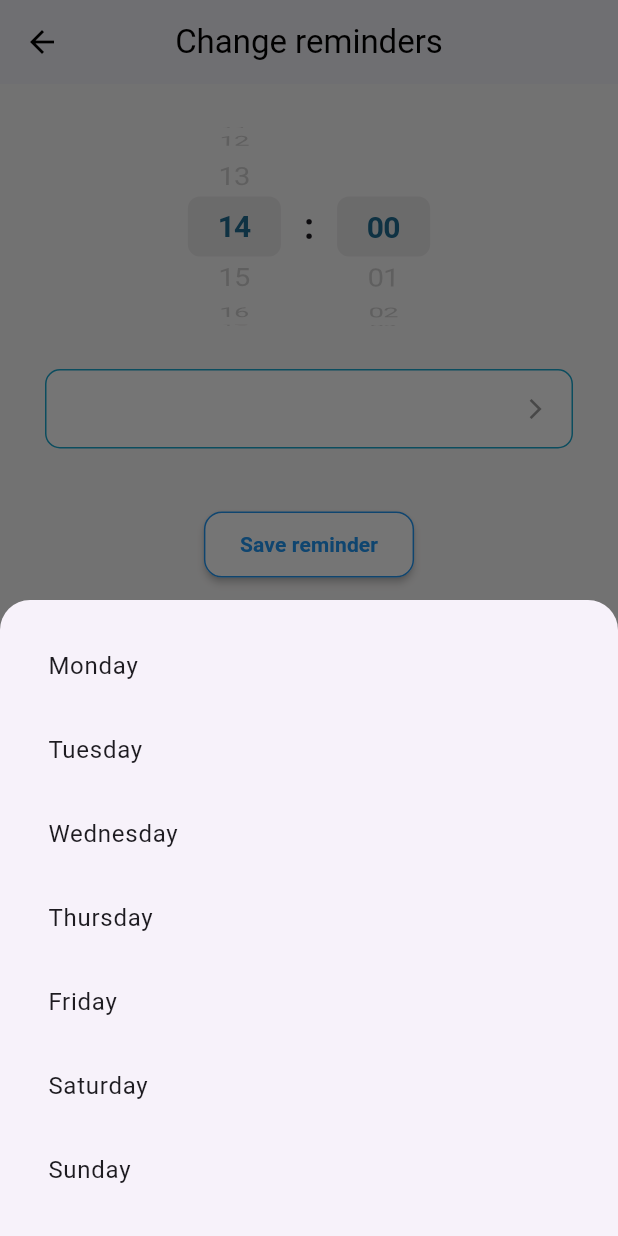
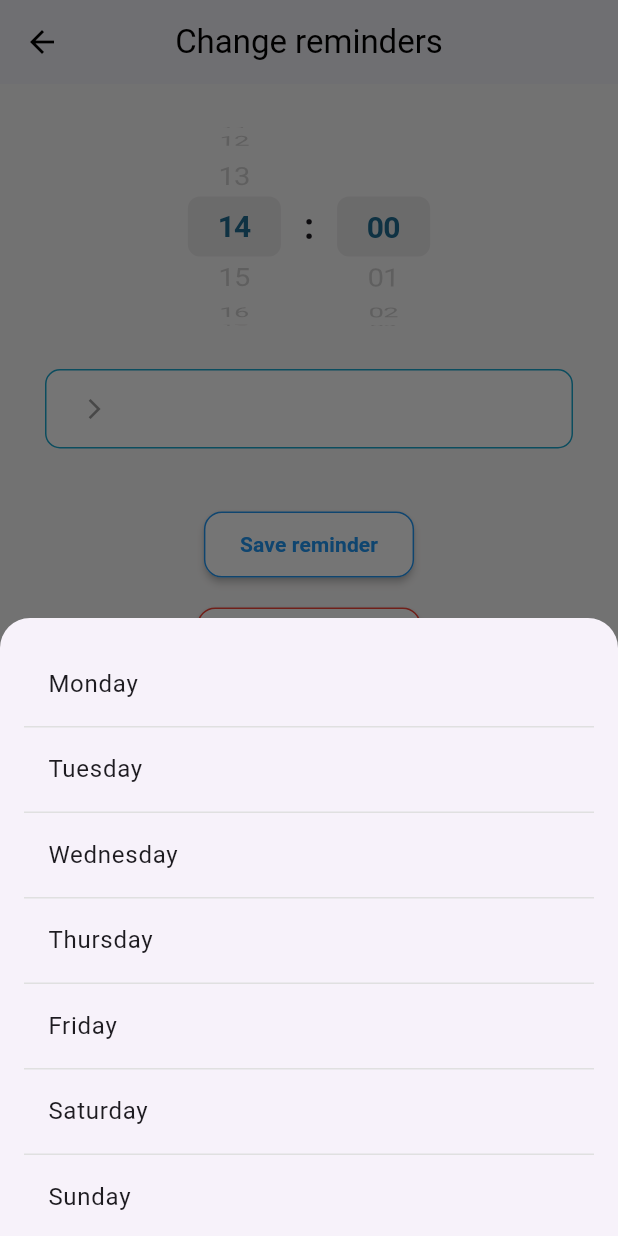
Before and after one commit to TanPhat0507/water_reminder, a Flutter app: the ReminderSettingPage screen opened directly with empty values, scrolled down 576 dp, after a tap on the "arrow forward ios" icon, on a phone screen of 412 x 824 dp. Run offline on Flutter 3.47's test engine with Material 3 defaults, Android fonts, the phone set to English and light mode, and no system bars; our stand-ins replace cloud_firestore, firebase_auth, firebase_core, flutter_local_notifications, fluttertoast, google_fonts and 1 more; accounts and stored records are empty; statements that could not run were skipped.

Commit message:
fix reminder item

```diff
--- a/lib/src/notification/reminder_setting_page.dart
+++ b/lib/src/notification/reminder_setting_page.dart
@@ -22,6 +22,32 @@ class _ReminderSettingPageState extends State<ReminderSettingPage> {
   int selectedHour = 0;
   int selectedMinute = 0;
   List<String> selectedDays = [];
+
+  String getFormattedDays() {
+    final allDays = [
+      'Monday',
+      'Tuesday',
+      'Wednesday',
+      'Thursday',
+      'Friday',
+      'Saturday',
+      'Sunday',
+    ];
+
+    final weekDays = allDays.sublist(0, 5); // Monday - Friday
+
+    if (selectedDays.toSet().containsAll(allDays.toSet()) &&
+        selectedDays.length == allDays.length) {
+      return 'Everyday';
+    }
+
+    if (selectedDays.toSet().containsAll(weekDays.toSet()) &&
+        selectedDays.length == 5) {
+      return 'Normal day';
+    }
+
+    return selectedDays.join(', ');
+  }
 
   @override
   void initState() {
@@ -129,15 +155,16 @@ class _ReminderSettingPageState extends State<ReminderSettingPage> {
           color: Colors.white,
         ),
         child: Row(
-          mainAxisAlignment: MainAxisAlignment.spaceBetween,
           children: [
-            Expanded(
+            Flexible(
               child: Text(
-                selectedDays.isEmpty ? 'Repeat' : selectedDays.join(', '),
+                selectedDays.isEmpty ? 'Repeat' : getFormattedDays(),
                 style: const TextStyle(fontSize: 16),
                 overflow: TextOverflow.ellipsis,
+                maxLines: 1,
               ),
             ),
+            const SizedBox(width: 8),
             const Icon(Icons.arrow_forward_ios, size: 16, color: Colors.grey),
           ],
         ),
@@ -193,12 +220,17 @@ class _ReminderSettingPageState extends State<ReminderSettingPage> {
   void _showRepeatDialog() {
     showModalBottomSheet(
       context: context,
+      isScrollControlled: true,
       shape: const RoundedRectangleBorder(
         borderRadius: BorderRadius.vertical(top: Radius.circular(20)),
       ),
-      builder:
-          (_) => StatefulBuilder(
-            builder: (context, setModalState) {
+      builder: (_) {
+        return DraggableScrollableSheet(
+          expand: false,
+          initialChildSize: 0.5,
+          minChildSize: 0.4,
+          maxChildSize: 0.8,
+          builder: (_, controller) {
             final days = [
               'Monday',
               'Tuesday',
@@ -208,13 +240,21 @@ class _ReminderSettingPageState extends State<ReminderSettingPage> {
               'Saturday',
               'Sunday',
             ];
-
-              return Container(
+            return StatefulBuilder(
+              builder: (context, setModalState) {
+                return Padding(
                   padding: const EdgeInsets.all(16),
-                child: Column(
-                  mainAxisSize: MainAxisSize.min,
-                  children:
-                      days.map((day) {
+                  child: ListView.separated(
+                    controller: controller,
+                    itemCount: days.length,
+                    separatorBuilder:
+                        (context, index) => Divider(
+                          color: Colors.grey.shade300,
+                          thickness: 1,
+                          height: 1,
+                        ),
+                    itemBuilder: (context, index) {
+                      final day = days[index];
                       final isSelected = selectedDays.contains(day);
                       return ListTile(
                         title: Text(day),
@@ -224,20 +264,21 @@ class _ReminderSettingPageState extends State<ReminderSettingPage> {
                                 : null,
                         onTap: () {
                           setModalState(() {
-                              if (isSelected) {
-                                selectedDays.remove(day);
-                              } else {
-                                selectedDays.add(day);
-                              }
+                            isSelected
+                                ? selectedDays.remove(day)
+                                : selectedDays.add(day);
                           });
                           setState(() {});
                         },
                       );
-                      }).toList(),
+                    },
                   ),
                 );
               },
-          ),
+            );
+          },
+        );
+      },
     );
   }
 
@@ -257,11 +298,10 @@ class _ReminderSettingPageState extends State<ReminderSettingPage> {
       'updatedAt': FieldValue.serverTimestamp(),
     };
 
+    try {
       if (reminder.id != null) {
-      // Update existing
         await remindersRef.doc(reminder.id).update(reminderData);
       } else {
-      // Create new
         final newDoc = await remindersRef.add(reminderData);
         reminder.id = newDoc.id;
       }
@@ -272,17 +312,27 @@ class _ReminderSettingPageState extends State<ReminderSettingPage> {
           backgroundColor: Colors.green,
         ),
       );
+    } catch (e) {
+      print('Save reminder error: $e');
+      ScaffoldMessenger.of(context).showSnackBar(
+        const SnackBar(
+          content: Text('Failed to save reminder.'),
+          backgroundColor: Colors.red,
+        ),
+      );
+    }
   }
 
   Future<void> _deleteReminderFromFirestore(Reminder reminder) async {
     final user = FirebaseAuth.instance.currentUser;
     if (user == null || reminder.id == null) return;
 
+    try {
       await FirebaseFirestore.instance
           .collection('users')
           .doc(user.uid)
           .collection('reminders')
-        .doc(reminder.id)
+          .doc(reminder.id!)
           .delete();
 
       ScaffoldMessenger.of(context).showSnackBar(
@@ -291,6 +341,16 @@ class _ReminderSettingPageState extends State<ReminderSettingPage> {
           backgroundColor: Colors.red,
         ),
       );
-    Navigator.pop(context, null); // Trả null để xóa khỏi danh sách ngoài
+
+      Navigator.pop(context, null);
+    } catch (e) {
+      print('Delete reminder error: $e');
+      ScaffoldMessenger.of(context).showSnackBar(
+        const SnackBar(
+          content: Text('Failed to delete reminder.'),
+          backgroundColor: Colors.red,
+        ),
+      );
     }
   }
+}
```
Also changed, not shown: lib/src/models/reminder.dart (+40 -6 lines), lib/src/notification/remider_page.dart (+17 -6 lines), lib/src/notification/repeat_reminder_page.dart (deleted, +0 -155 lines). Lines whose indentation alone changed are shown as unchanged.
